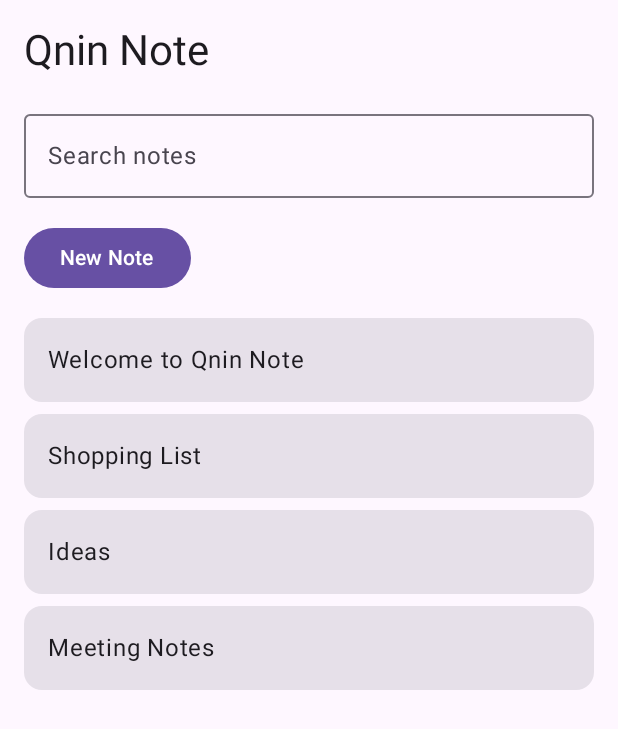
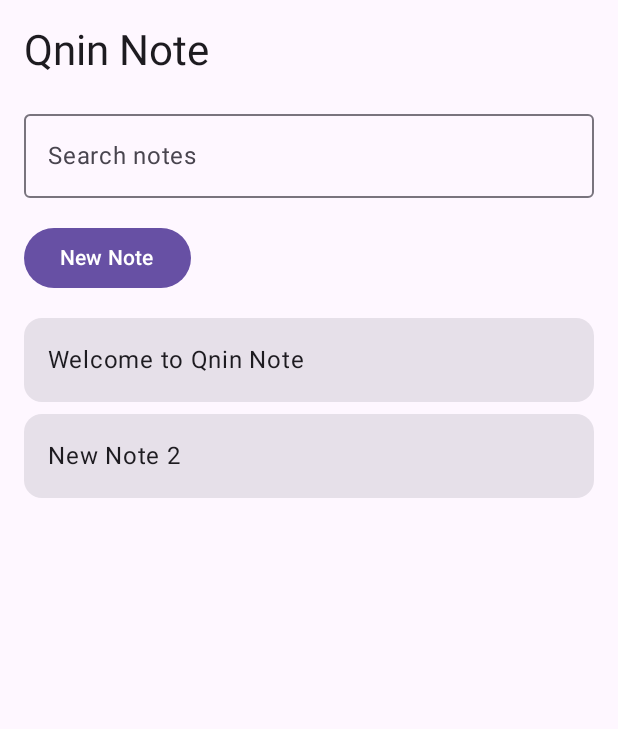
Before and after one commit to ColdNitro/Qnin-Note, an Android app built with Jetpack Compose: the NavActivity screen opened directly, with no data from a screen before it, after a tap on "New Note", on a phone screen of 412 x 824 dp. Shown: the top 729 px of the screen. Run offline under Robolectric (Android 15) with nearby library versions, the light colour scheme and no system bars.

Commit message:
Add dynamic notes list

```diff
--- a/app/src/main/java/com/qnin/note/notes/NotesScreen.kt
+++ b/app/src/main/java/com/qnin/note/notes/NotesScreen.kt
@@ -1,17 +1,9 @@
 package com.qnin.note.notes
 
-import androidx.compose.foundation.layout.Arrangement
-import androidx.compose.foundation.layout.Column
-import androidx.compose.foundation.layout.fillMaxSize
-import androidx.compose.foundation.layout.fillMaxWidth
-import androidx.compose.foundation.layout.padding
+import androidx.compose.foundation.layout.*
 import androidx.compose.foundation.lazy.LazyColumn
 import androidx.compose.foundation.lazy.items
-import androidx.compose.material3.Button
-import androidx.compose.material3.Card
-import androidx.compose.material3.MaterialTheme
-import androidx.compose.material3.OutlinedTextField
-import androidx.compose.material3.Text
+import androidx.compose.material3.*
 import androidx.compose.runtime.*
 import androidx.compose.ui.Modifier
 import androidx.compose.ui.unit.dp
@@ -19,25 +11,26 @@ import androidx.compose.ui.unit.dp
 @Composable
 fun NotesScreen() {
     var search by remember { mutableStateOf("") }
+    var count by remember { mutableStateOf(1) }
 
-    val notes = listOf(
-        "Welcome to Qnin Note",
-        "Shopping List",
-        "Ideas",
-        "Meeting Notes"
-    )
+    val notes = remember {
+        mutableStateListOf(
+            "Welcome to Qnin Note"
+        )
+    }
 
     Column(
         modifier = Modifier
             .fillMaxSize()
-            .padding(16.dp),
-        verticalArrangement = Arrangement.spacedBy(16.dp)
+            .padding(16.dp)
     ) {
 
         Text(
             text = "Qnin Note",
             style = MaterialTheme.typography.headlineMedium
         )
+
+        Spacer(modifier = Modifier.height(16.dp))
 
         OutlinedTextField(
             value = search,
@@ -46,16 +39,25 @@ fun NotesScreen() {
             modifier = Modifier.fillMaxWidth()
         )
 
-        Button(onClick = { }) {
+        Spacer(modifier = Modifier.height(16.dp))
+
+        Button(
+            onClick = {
+                count++
+                notes.add("New Note $count")
+            }
+        ) {
             Text("New Note")
         }
 
-        LazyColumn(
-            verticalArrangement = Arrangement.spacedBy(8.dp)
-        ) {
+        Spacer(modifier = Modifier.height(16.dp))
+
+        LazyColumn {
             items(notes) { note ->
                 Card(
-                    modifier = Modifier.fillMaxWidth()
+                    modifier = Modifier
+                        .fillMaxWidth()
+                        .padding(bottom = 8.dp)
                 ) {
                     Text(
                         text = note,
```
